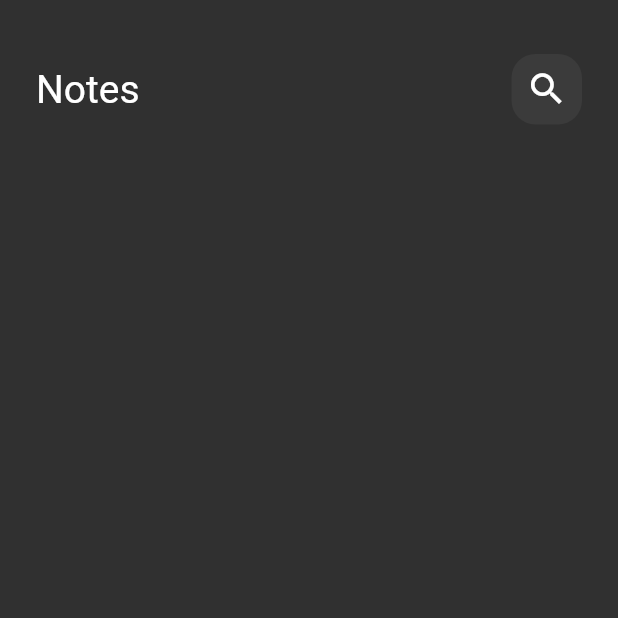
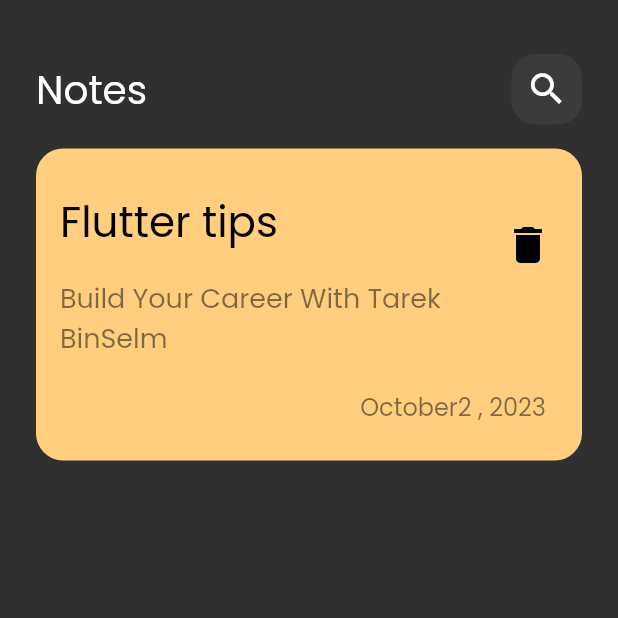
Before and after one commit to tarek-binselm/notes_app, a Flutter app: the screen it shows after launch, on a phone screen of 412 x 824 dp, the top half of it. Run offline on Flutter 3.47's test engine with Material 2 defaults, Android fonts, the phone set to English and light mode, and no system bars.

Commit message:
create note item

```diff
--- a/lib/main.dart
+++ b/lib/main.dart
@@ -14,6 +14,7 @@ class NotesApp extends StatelessWidget {
       debugShowCheckedModeBanner: false,
       theme: ThemeData(
         brightness: Brightness.dark,
+        fontFamily: 'Poppins',
       ),
       home: const HomeView(),
     );
--- /dev/null
+++ b/lib/widgets/note_item.dart
@@ -0,0 +1,65 @@
+
+import 'package:flutter/material.dart';
+
+class NoteItem extends StatelessWidget {
+  const NoteItem({super.key});
+
+  @override
+  Widget build(BuildContext context) {
+    return Container(
+      padding: const EdgeInsets.only(top: 24, bottom: 24, left: 16, right: 12),
+      decoration: BoxDecoration(
+        color: const Color(0xffFFCE7F),
+        borderRadius: BorderRadius.circular(18),
+      ),
+      child: Column(
+        mainAxisAlignment: MainAxisAlignment.spaceAround,
+        children: [
+          ListTile(
+            contentPadding: const EdgeInsets.all(0),
+            title: const Padding(
+              padding: EdgeInsets.only(bottom: 16),
+              child: Text(
+                'Flutter tips',
+                style: TextStyle(
+                  fontSize: 28,
+                  color: Colors.black,
+                ),
+              ),
+            ),
+            subtitle: Text(
+              'Build Your Career With Tarek BinSelm',
+              style: TextStyle(
+                color: Colors.black.withOpacity(.5),
+                fontSize: 18,
+                height: 1.5,
+              ),
+            ),
+            trailing: IconButton(
+              padding: const EdgeInsets.all(0),
+              onPressed: () {},
+              icon: const Icon(Icons.delete),
+              color: Colors.black,
+              iconSize: 32,
+            ),
+          ),
+          Row(
+            mainAxisAlignment: MainAxisAlignment.end,
+            children: [
+              Padding(
+                padding: const EdgeInsets.only(right: 12, top: 16),
+                child: Text(
+                  'October2 , 2023',
+                  style: TextStyle(
+                    color: Colors.black.withOpacity(.5),
+                    fontSize: 16,
+                  ),
+                ),
+              ),
+            ],
+          ),
+        ],
+      ),
+    );
+  }
+}
--- a/lib/widgets/notes_view_body.dart
+++ b/lib/widgets/notes_view_body.dart
@@ -1,5 +1,6 @@
 import 'package:flutter/material.dart';
 import 'package:notes_app/widgets/custom_app_bar.dart';
+import 'package:notes_app/widgets/note_item.dart';
 
 class NotesViewbody extends StatelessWidget {
   const NotesViewbody({super.key});
@@ -14,6 +15,10 @@ class NotesViewbody extends StatelessWidget {
             height: 36,
           ),
           CustomAppBar(),
+          SizedBox(
+            height: 16,
+          ),
+          NoteItem(),
         ],
       ),
     );
```
Also changed, not shown: pubspec.yaml (+4 -4 lines), assets/fonts/Poppins-Regular.ttf (added).
